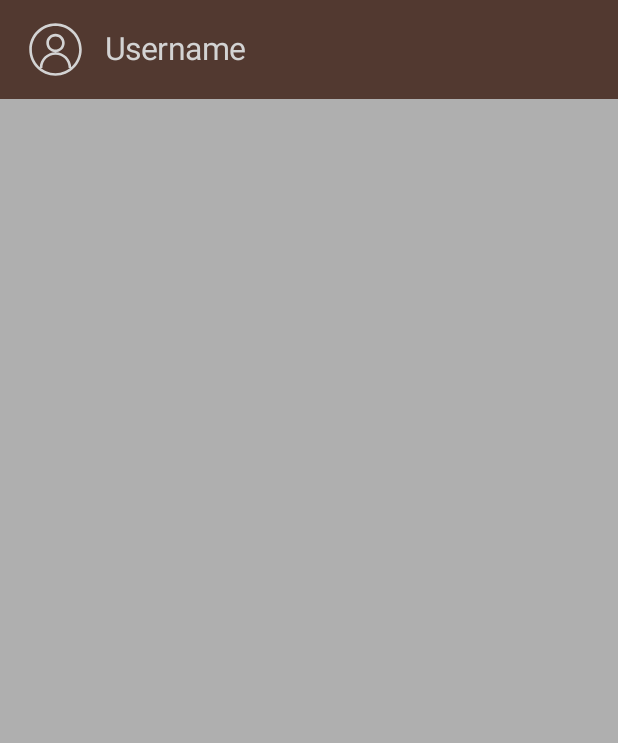
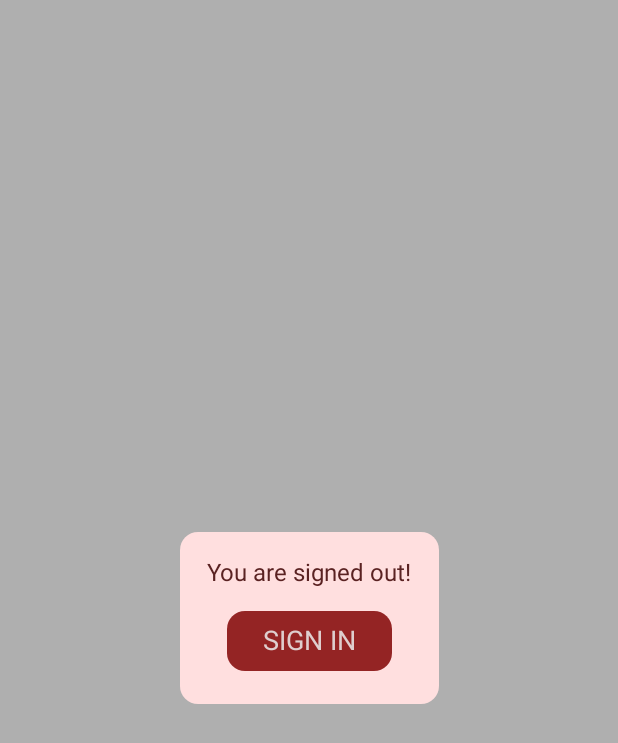
Before and after one commit to regencul137/FickbookAuthorHelper, an Android app built with Jetpack Compose: the screen it shows after launch (MainActivity), on a phone screen of 412 x 824 dp. Shown: the top 743 px of the screen. Run offline under Robolectric (Android 15) with nearby library versions, the phone set to English and light mode, and no system bars; our stand-ins replace Dagger/Hilt's generated code.

Commit message:
states in model, ui for not signed in state, ui for signing in state

```diff
--- a/app/build.gradle.kts
+++ b/app/build.gradle.kts
@@ -67,6 +67,7 @@ dependencies {
     implementation(libs.androidx.hilt.navigation.compose)
     kapt(libs.hilt.compiler)
     implementation(libs.accompanist.drawablepainter)
+    implementation(libs.androidx.lifecycle.livedata.ktx)
 
     testImplementation(libs.junit)
     androidTestImplementation(libs.androidx.junit)
--- a/app/src/main/java/com/example/fickbookauthorhelper/FHAuthManager.kt
+++ b/app/src/main/java/com/example/fickbookauthorhelper/FHAuthManager.kt
@@ -1,7 +1,6 @@
 package com.example.fickbookauthorhelper
 
 import android.content.Context
-import android.graphics.drawable.Drawable
 import androidx.annotation.DrawableRes
 import dagger.Module
 import dagger.Provides
@@ -11,19 +10,29 @@ import dagger.hilt.components.SingletonComponent
 import javax.inject.Inject
 import javax.inject.Singleton
 
-class FHAuthManager @Inject constructor(@ApplicationContext private val applicationContext: Context) {
-    val currentUser: User = User("Username", R.drawable.ic_default_avatar)
+class FHAuthManager @Inject constructor(@ApplicationContext private val applicationContext: Context) : IAuthManager {
+    override val currentUser: User? = null
+    override val isSignedIn: Boolean
+        get() = currentUser != null
 
     class User(val name: String, @DrawableRes val avatarId: Int)
+}
+
+interface IAuthManager {
+    val currentUser: FHAuthManager.User?
+    val isSignedIn: Boolean
 }
 
 @Module
 @InstallIn(SingletonComponent::class)
 object AppModule {
-
     @Provides
     @Singleton
     fun provideAuthManager(@ApplicationContext applicationContext: Context): FHAuthManager {
         return FHAuthManager(applicationContext)
     }
+
+    @Provides
+    @Singleton
+    fun provideIAuthManager(authManager: FHAuthManager): IAuthManager = authManager
 }
--- a/app/src/main/java/com/example/fickbookauthorhelper/MainActivity.kt
+++ b/app/src/main/java/com/example/fickbookauthorhelper/MainActivity.kt
@@ -7,6 +7,7 @@ import androidx.activity.enableEdgeToEdge
 import androidx.activity.viewModels
 import androidx.compose.foundation.Image
 import androidx.compose.foundation.background
+import androidx.compose.foundation.layout.Arrangement
 import androidx.compose.foundation.layout.Box
 import androidx.compose.foundation.layout.Column
 import androidx.compose.foundation.layout.Row
@@ -15,27 +16,35 @@ import androidx.compose.foundation.layout.WindowInsets
 import androidx.compose.foundation.layout.asPaddingValues
 import androidx.compose.foundation.layout.fillMaxSize
 import androidx.compose.foundation.layout.fillMaxWidth
+import androidx.compose.foundation.layout.height
 import androidx.compose.foundation.layout.padding
 import androidx.compose.foundation.layout.size
 import androidx.compose.foundation.layout.systemBars
 import androidx.compose.foundation.layout.width
 import androidx.compose.foundation.layout.wrapContentHeight
+import androidx.compose.foundation.shape.RoundedCornerShape
+import androidx.compose.material3.Button
+import androidx.compose.material3.ButtonColors
 import androidx.compose.material3.MaterialTheme
+import androidx.compose.material3.OutlinedTextField
 import androidx.compose.material3.Scaffold
 import androidx.compose.material3.Text
 import androidx.compose.runtime.Composable
+import androidx.compose.runtime.collectAsState
+import androidx.compose.runtime.getValue
 import androidx.compose.ui.Alignment
 import androidx.compose.ui.Modifier
 import androidx.compose.ui.res.painterResource
+import androidx.compose.ui.res.stringResource
 import androidx.compose.ui.text.TextStyle
 import androidx.compose.ui.tooling.preview.Preview
 import androidx.compose.ui.unit.dp
 import androidx.compose.ui.unit.sp
-import androidx.lifecycle.ViewModel
+import com.example.fickbookauthorhelper.ui.Feed
 import com.example.fickbookauthorhelper.ui.theme.FickbookAuthorHelperTheme
 import dagger.hilt.android.AndroidEntryPoint
-import dagger.hilt.android.lifecycle.HiltViewModel
-import javax.inject.Inject
+import mockPageModel
+import mockUser
 
 @AndroidEntryPoint
 class MainActivity : ComponentActivity() {
@@ -53,9 +62,16 @@ class MainActivity : ComponentActivity() {
 }
 
 @Composable
-private fun Content(model: IMainViewModel) {
+private fun Content(model: MainViewModel) {
+    val state by model.state.collectAsState()
     Scaffold(modifier = Modifier.fillMaxSize(),
         topBar = {
+            when (val currentState = state) {
+                is MainViewModel.State.NotSignedIn,
+                MainViewModel.State.SigningIn -> {
+                }
+
+                is MainViewModel.State.SignedIn -> {
                     Box(
                         modifier = Modifier
                             .fillMaxWidth()
@@ -68,16 +84,116 @@ private fun Content(model: IMainViewModel) {
                             .padding(horizontal = 16.dp, vertical = 12.dp)
                             .background(MaterialTheme.colorScheme.background)
                     ) {
-                UserBlock(user = model.currentUser)
+                        UserBlock(user = currentState.user)
+                    }
+                }
             }
         }) { innerPadding ->
         Column(
-            Modifier
+            verticalArrangement = if (state is MainViewModel.State.SignedIn) Arrangement.Top else Arrangement.Center,
+            modifier = Modifier
                 .padding(innerPadding)
                 .fillMaxSize()
                 .background(MaterialTheme.colorScheme.secondary)
         ) {
+            when (val currentState = state) {
+                MainViewModel.State.NotSignedIn -> {
+                    SignedOutWarning(
+                        onClick = { model.onSignInClick() },
+                        modifier = Modifier.align(Alignment.CenterHorizontally)
+                    )
+                }
 
+                is MainViewModel.State.SignedIn -> {
+                    Feed(model = currentState.feed)
+                }
+
+                MainViewModel.State.SigningIn -> {
+                    SignIn(
+                        onClick = { /*TODO*/ },
+                        modifier = Modifier.align(Alignment.CenterHorizontally)
+                    )
+                }
+            }
+        }
+    }
+}
+
+@Composable
+private fun SignedOutWarning(
+    onClick: () -> Unit,
+    modifier: Modifier = Modifier
+) {
+    Column(
+        horizontalAlignment = Alignment.CenterHorizontally,
+        verticalArrangement = Arrangement.Center,
+        modifier = modifier
+            .background(
+                color = MaterialTheme.colorScheme.errorContainer,
+                shape = RoundedCornerShape(12.dp)
+            )
+            .padding(18.dp)
+    ) {
+        Text(
+            text = stringResource(R.string.warning_signed_out),
+            style = TextStyle(
+                color = MaterialTheme.colorScheme.onErrorContainer,
+                fontSize = 16.sp
+            )
+        )
+        Spacer(modifier = Modifier.height(12.dp))
+        Button(
+            onClick = onClick,
+            shape = RoundedCornerShape(12.dp),
+            colors = ButtonColors(
+                containerColor = MaterialTheme.colorScheme.error,
+                contentColor = MaterialTheme.colorScheme.onError,
+                disabledContainerColor = MaterialTheme.colorScheme.error,
+                disabledContentColor = MaterialTheme.colorScheme.onError
+            )
+        ) {
+            Text(
+                text = stringResource(R.string.sign_in).uppercase(),
+                style = TextStyle(
+                    color = MaterialTheme.colorScheme.onError,
+                    fontSize = 18.sp
+                )
+            )
+        }
+    }
+}
+
+@Composable
+private fun SignIn(
+    onClick: () -> Unit,
+    modifier: Modifier = Modifier
+) {
+    Column(
+        horizontalAlignment = Alignment.CenterHorizontally,
+        verticalArrangement = Arrangement.Center,
+        modifier = modifier.padding(18.dp)
+    ) {
+        OutlinedTextField(value = "", onValueChange = {})
+        Spacer(modifier = Modifier.height(16.dp))
+        OutlinedTextField(value = "", onValueChange = {})
+        Spacer(modifier = Modifier.height(16.dp))
+        Button(
+            onClick = onClick,
+            shape = RoundedCornerShape(12.dp),
+            colors = ButtonColors(
+                containerColor = MaterialTheme.colorScheme.background,
+                contentColor = MaterialTheme.colorScheme.onBackground,
+                disabledContainerColor = MaterialTheme.colorScheme.background,
+                disabledContentColor = MaterialTheme.colorScheme.onBackground
+            )
+        ) {
+            Text(
+                text = stringResource(R.string.sign_in).uppercase(),
+                style = TextStyle(
+                    color = MaterialTheme.colorScheme.onBackground,
+                    fontSize = 18.sp
+                )
+            )
         }
     }
 }
@@ -108,26 +224,6 @@ private fun UserBlock(
     }
 }
 
-interface IMainViewModel {
-    val currentUser: FHAuthManager.User
-}
-
-@HiltViewModel
-class MainViewModel @Inject constructor(private val authManager: FHAuthManager) : ViewModel(), IMainViewModel {
-    override val currentUser = authManager.currentUser
-}
-
-private val mockUser = FHAuthManager.User(
-    "Username",
-    R.drawable.ic_default_avatar
-)
-
-private val mockPageModel = object : IMainViewModel {
-    override val currentUser: FHAuthManager.User
-        get() = mockUser
-
-}
-
 @Preview
 @Composable
 private fun ContentPreview() {
@@ -145,3 +241,15 @@ private fun UserBlockPreview() {
         )
     }
 }
+
+@Preview
+@Composable
+private fun SignedOutWarningPreview() {
+    SignedOutWarning(onClick = {})
+}
+
+@Preview
+@Composable
+private fun SignInPreview() {
+    SignIn(onClick = { })
+}
--- /dev/null
+++ b/app/src/main/java/com/example/fickbookauthorhelper/MainActivityViewModel.kt
@@ -0,0 +1,35 @@
+package com.example.fickbookauthorhelper
+
+import androidx.lifecycle.ViewModel
+import androidx.lifecycle.viewModelScope
+import com.example.fickbookauthorhelper.ui.FeedViewModel
+import dagger.hilt.android.lifecycle.HiltViewModel
+import kotlinx.coroutines.flow.MutableStateFlow
+import kotlinx.coroutines.flow.StateFlow
+import kotlinx.coroutines.flow.asStateFlow
+import kotlinx.coroutines.launch
+import javax.inject.Inject
+
+@HiltViewModel
+class MainViewModel @Inject constructor(private val authManager: IAuthManager) : ViewModel() {
+    sealed class State {
+        data object NotSignedIn : State()
+        data object SigningIn : State()
+        class SignedIn(val user: FHAuthManager.User, val feed: FeedViewModel) : State()
+    }
+
+    private val _state = MutableStateFlow<State>(State.NotSignedIn)
+    val state: StateFlow<State> = _state.asStateFlow()
+
+    init {
+        if (authManager.isSignedIn) {
+            authManager.currentUser?.let {
+                viewModelScope.launch { _state.emit(State.SignedIn(it, FeedViewModel())) }
+            }
+        }
+    }
+
+    fun onSignInClick() {
+        viewModelScope.launch { _state.emit(State.SigningIn) }
+    }
+}
--- a/app/src/main/java/com/example/fickbookauthorhelper/ui/theme/Theme.kt
+++ b/app/src/main/java/com/example/fickbookauthorhelper/ui/theme/Theme.kt
@@ -9,17 +9,12 @@ private val LightColorScheme = lightColorScheme(
     primary = Color(0xFFD3D3D3),
     secondary = Color(0xFFAFAFAF),
     tertiary = Color(0xFFAFAFAF),
-    background = Color(0xFF523930)
-
-    /* Other default colors to override
-    background = Color(0xFFFFFBFE),
-    surface = Color(0xFFFFFBFE),
-    onPrimary = Color.White,
-    onSecondary = Color.White,
-    onTertiary = Color.White,
-    onBackground = Color(0xFF1C1B1F),
-    onSurface = Color(0xFF1C1B1F),
-    */
+    background = Color(0xFF523930),
+    onBackground = Color(0xFFAFAFAF),
+    errorContainer = Color(0xFFFFDFDF),
+    onErrorContainer = Color(0xFF5A2222),
+    error = Color(0xFF942424),
+    onError = Color(0xFFDFCECE),
 )
 
 @Composable
--- a/app/src/main/res/values/strings.xml
+++ b/app/src/main/res/values/strings.xml
@@ -1,3 +1,5 @@
 <resources>
     <string name="app_name">FickbookAuthorHelper</string>
+    <string name="warning_signed_out">You are signed out!</string>
+    <string name="sign_in">Sign In</string>
 </resources>
--- a/gradle/libs.versions.toml
+++ b/gradle/libs.versions.toml
@@ -18,6 +18,7 @@ accompanist-drawablepainter = { module = "com.google.accompanist:accompanist-dra
 androidx-core-ktx = { group = "androidx.core", name = "core-ktx", version.ref = "coreKtx" }
 androidx-fragment-ktx = { module = "androidx.fragment:fragment-ktx", version.ref = "fragmentKtx" }
 androidx-hilt-navigation-compose = { module = "androidx.hilt:hilt-navigation-compose", version.ref = "hiltNavigationCompose" }
+androidx-lifecycle-livedata-ktx = { module = "androidx.lifecycle:lifecycle-livedata-ktx", version.ref = "lifecycleRuntimeKtx" }
 androidx-lifecycle-viewmodel-ktx = { module = "androidx.lifecycle:lifecycle-viewmodel-ktx", version.ref = "lifecycleRuntimeKtx" }
 hilt-android = { module = "com.google.dagger:hilt-android", version.ref = "hiltAndroid" }
 hilt-compiler = { module = "com.google.dagger:hilt-compiler", version.ref = "hiltAndroid" }
```
Also changed, not shown: app/src/main/java/com/example/fickbookauthorhelper/PreviewData.kt (added, +18 -0 lines), app/src/main/java/com/example/fickbookauthorhelper/ui/Feed.kt (added, +27 -0 lines). Lines whose indentation alone changed are shown as unchanged.
